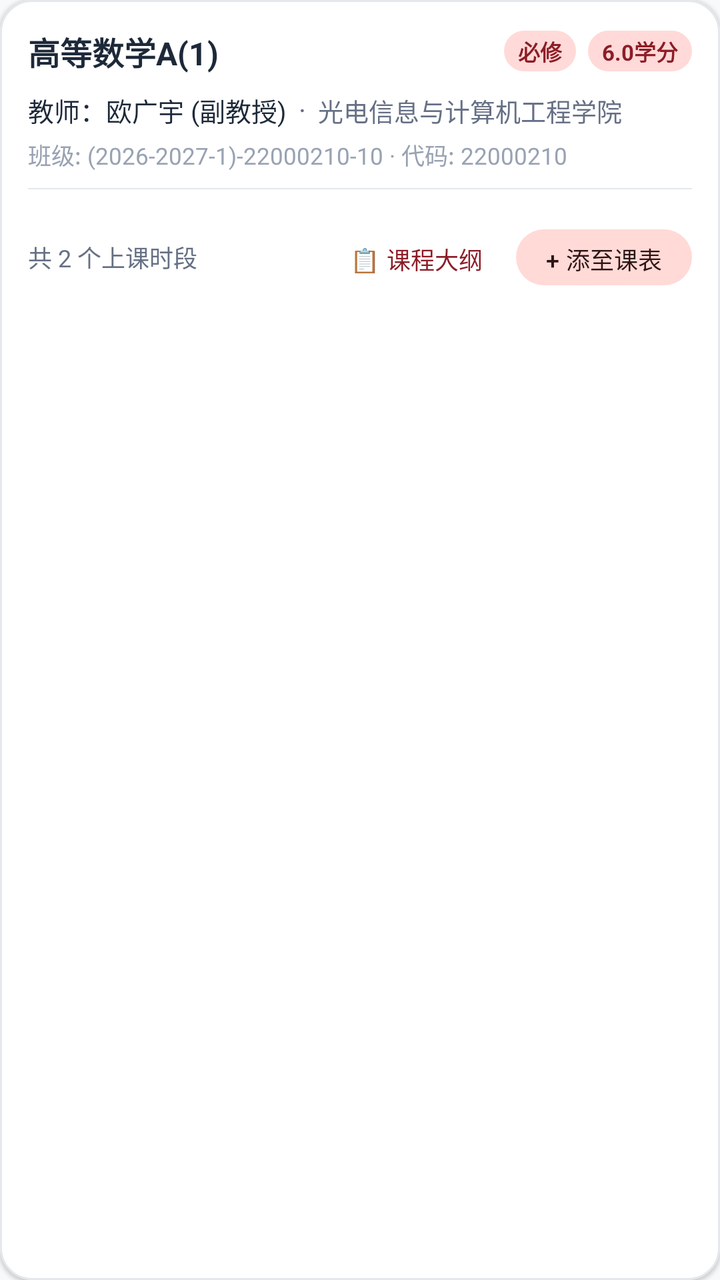
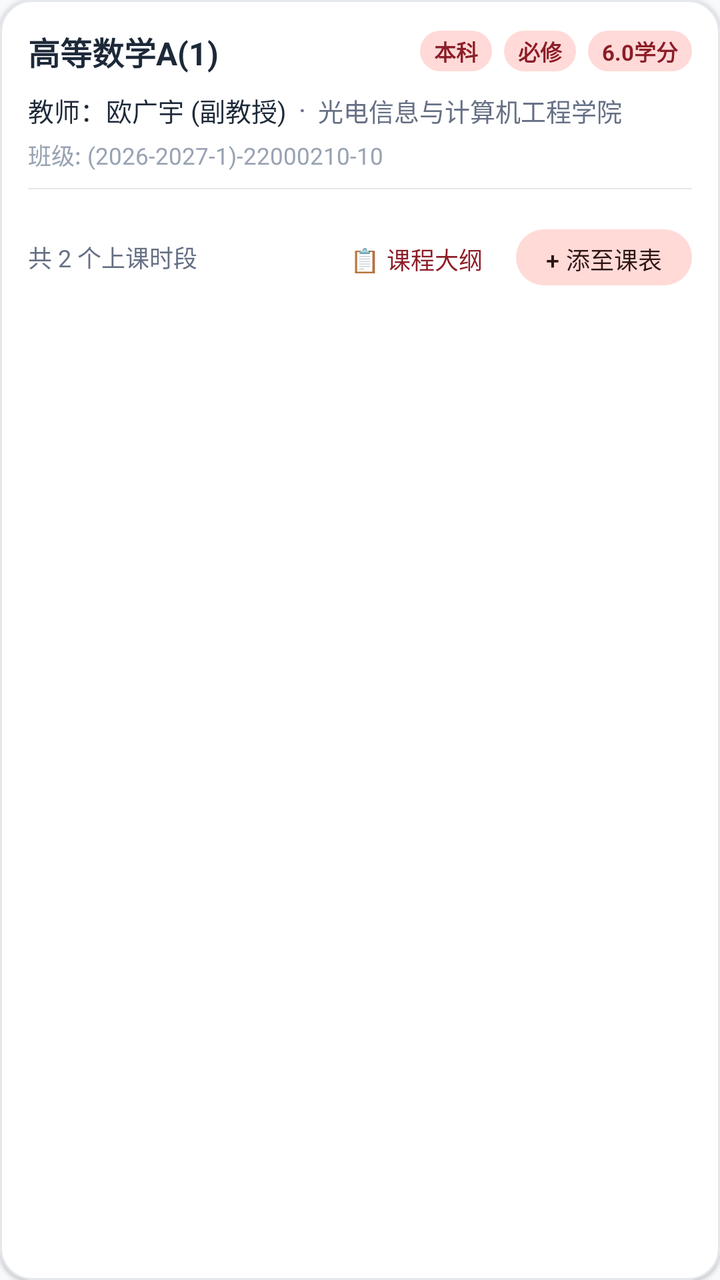

Two renders of the same Android screen: before a commit and after it. Below are the layout's source before the change and the commit's diff.
<!-- AndroidManifest.xml: application theme Theme.UsstJwgl -->
<!-- res/layout/item_school_course.xml -->
<?xml version="1.0" encoding="utf-8"?>
<com.google.android.material.card.MaterialCardView xmlns:android="http://schemas.android.com/apk/res/android"
    xmlns:app="http://schemas.android.com/apk/res-auto"
    android:layout_width="match_parent"
    android:layout_height="wrap_content"
    android:layout_marginHorizontal="14dp"
    android:layout_marginVertical="6dp"
    app:cardBackgroundColor="@color/surface"
    app:cardCornerRadius="16dp"
    app:cardElevation="1dp"
    app:strokeColor="@color/border"
    app:strokeWidth="1dp">

    <LinearLayout
        android:layout_width="match_parent"
        android:layout_height="wrap_content"
        android:orientation="vertical"
        android:padding="14dp">

        
        <LinearLayout
            android:layout_width="match_parent"
            android:layout_height="wrap_content"
            android:gravity="center_vertical"
            android:orientation="horizontal">

            <TextView
                android:id="@+id/tvCourseName"
                android:layout_width="0dp"
                android:layout_height="wrap_content"
                android:layout_weight="1"
                android:text="高等数学A(1)"
                android:textColor="@color/text_primary"
                android:textSize="16sp"
                android:textStyle="bold" />

            <TextView
                android:id="@+id/tvCourseTypeBadge"
                android:layout_width="wrap_content"
                android:layout_height="wrap_content"
                android:background="@drawable/badge_bg"
                android:paddingHorizontal="7dp"
                android:paddingVertical="2dp"
                android:text="必修"
                android:textColor="@color/badge_text"
                android:textSize="11sp"
                android:textStyle="bold" />

            <TextView
                android:id="@+id/tvCreditBadge"
                android:layout_width="wrap_content"
                android:layout_height="wrap_content"
                android:layout_marginStart="6dp"
                android:background="@drawable/badge_bg"
                android:paddingHorizontal="7dp"
                android:paddingVertical="2dp"
                android:text="6.0学分"
                android:textColor="@color/primary"
                android:textSize="11sp"
                android:textStyle="bold" />
        </LinearLayout>

        
        <LinearLayout
            android:layout_width="match_parent"
            android:layout_height="wrap_content"
            android:layout_marginTop="8dp"
            android:gravity="center_vertical"
            android:orientation="horizontal">

            <TextView
                android:id="@+id/tvTeacher"
                android:layout_width="wrap_content"
                android:layout_height="wrap_content"
                android:text="教师：欧广宇 (副教授)"
                android:textColor="@color/text_primary"
                android:textSize="13sp" />

            <TextView
                android:layout_width="wrap_content"
                android:layout_height="wrap_content"
                android:layout_marginHorizontal="6dp"
                android:text="·"
                android:textColor="@color/text_secondary" />

            <TextView
                android:id="@+id/tvCollege"
                android:layout_width="wrap_content"
                android:layout_height="wrap_content"
                android:text="光电信息与计算机工程学院"
                android:textColor="@color/text_secondary"
                android:textSize="12.5sp" />
        </LinearLayout>

        
        <TextView
            android:id="@+id/tvClassCode"
            android:layout_width="match_parent"
            android:layout_height="wrap_content"
            android:layout_marginTop="4dp"
            android:ellipsize="end"
            android:maxLines="1"
            android:text="班级: (2026-2027-1)-22000210-10 · 代码: 22000210"
            android:textColor="@color/text_tertiary"
            android:textSize="11.5sp" />

        
        <View
            android:layout_width="match_parent"
            android:layout_height="0.6dp"
            android:layout_marginTop="8dp"
            android:layout_marginBottom="8dp"
            android:background="@color/border" />

        
        <LinearLayout
            android:id="@+id/llSlotsContainer"
            android:layout_width="match_parent"
            android:layout_height="wrap_content"
            android:orientation="vertical">
            
        </LinearLayout>

        
        <LinearLayout
            android:layout_width="match_parent"
            android:layout_height="wrap_content"
            android:layout_marginTop="8dp"
            android:gravity="center_vertical"
            android:orientation="horizontal">

            <TextView
                android:id="@+id/tvSlotSummary"
                android:layout_width="0dp"
                android:layout_height="wrap_content"
                android:layout_weight="1"
                android:text="共 2 个上课时段"
                android:textColor="@color/text_secondary"
                android:textSize="12sp" />

            <com.google.android.material.button.MaterialButton
                android:id="@+id/btnViewSyllabus"
                style="@style/Widget.Material3.Button.TextButton"
                android:layout_width="wrap_content"
                android:layout_height="36dp"
                android:layout_marginEnd="6dp"
                android:paddingHorizontal="10dp"
                android:text="📋 课程大纲"
                android:textSize="12sp"
                app:cornerRadius="18dp" />

            <com.google.android.material.button.MaterialButton
                android:id="@+id/btnAddCourse"
                style="@style/Widget.Material3.Button.TonalButton"
                android:layout_width="wrap_content"
                android:layout_height="36dp"
                android:paddingHorizontal="12dp"
                android:text="+ 添至课表"
                android:textSize="12sp"
                app:cornerRadius="18dp" />
        </LinearLayout>

    </LinearLayout>
</com.google.android.material.card.MaterialCardView>
<!-- resources referenced by this layout -->
<resources>
  <color name="badge_text">#8C1D27</color>
  <color name="border">#E4E7EC</color>
  <color name="primary">#8C1D27</color>
  <color name="surface">#FFFFFF</color>
  <color name="text_primary">#1D2939</color>
  <color name="text_secondary">#667085</color>
  <color name="text_tertiary">#98A2B3</color>
  <!-- drawable badge_bg (drawable) -->
  <?xml version="1.0" encoding="utf-8"?>
  <shape xmlns:android="http://schemas.android.com/apk/res/android"
      android:shape="rectangle">
      <corners android:radius="12dp" />
      <solid android:color="@color/badge_bg" />
  </shape>
  <style name="Theme.UsstJwgl" parent="Theme.Material3.DayNight.NoActionBar">
          <item name="colorPrimary">@color/primary</item>
          <item name="colorOnPrimary">@color/on_primary</item>
          <item name="colorPrimaryContainer">@color/primary_container</item>
          <item name="colorOnPrimaryContainer">@color/on_primary_container</item>
  
          <item name="colorSecondary">@color/secondary</item>
          <item name="colorSecondaryContainer">@color/secondary_container</item>
          <item name="colorOnSecondaryContainer">@color/on_secondary_container</item>
  
          <item name="android:statusBarColor">@android:color/transparent</item>
          <item name="android:windowLightStatusBar">true</item>
          <item name="android:navigationBarColor">@android:color/transparent</item>
          <item name="android:windowLightNavigationBar" tools:targetApi="o_mr1">true</item>
          <item name="android:windowBackground">@color/background</item>
  
          
          <item name="bottomNavigationStyle">@style/Widget.Material3.BottomNavigationView</item>
  
          
          <item name="materialCardViewStyle">@style/Widget.Material3.CardView.Outlined</item>
      </style>
  <color name="badge_bg">#FFDAD8</color>
  <color name="on_primary">#FFFFFF</color>
  <color name="primary_container">#FFDAD8</color>
  <color name="on_primary_container">#3B080E</color>
  <color name="secondary">#775654</color>
  <color name="secondary_container">#FFDAD7</color>
  <color name="on_secondary_container">#2C1514</color>
  <color name="background">#F8F9FA</color>
</resources>

<!-- the commit's change to res/layout/item_school_course.xml (unified diff, before → after) -->
@@ -35,9 +35,22 @@
                 android:textStyle="bold" />
 
             <TextView
+                android:id="@+id/tvLevelBadge"
+                android:layout_width="wrap_content"
+                android:layout_height="wrap_content"
+                android:background="@drawable/badge_bg"
+                android:paddingHorizontal="7dp"
+                android:paddingVertical="2dp"
+                android:text="本科"
+                android:textColor="@color/primary"
+                android:textSize="11sp"
+                android:textStyle="bold" />
+
+            <TextView
                 android:id="@+id/tvCourseTypeBadge"
                 android:layout_width="wrap_content"
                 android:layout_height="wrap_content"
+                android:layout_marginStart="6dp"
                 android:background="@drawable/badge_bg"
                 android:paddingHorizontal="7dp"
                 android:paddingVertical="2dp"
@@ -100,7 +113,7 @@
             android:layout_marginTop="4dp"
             android:ellipsize="end"
             android:maxLines="1"
-            android:text="班级: (2026-2027-1)-22000210-10 · 代码: 22000210"
+            android:text="班级: (2026-2027-1)-22000210-10"
             android:textColor="@color/text_tertiary"
             android:textSize="11.5sp" />
 
